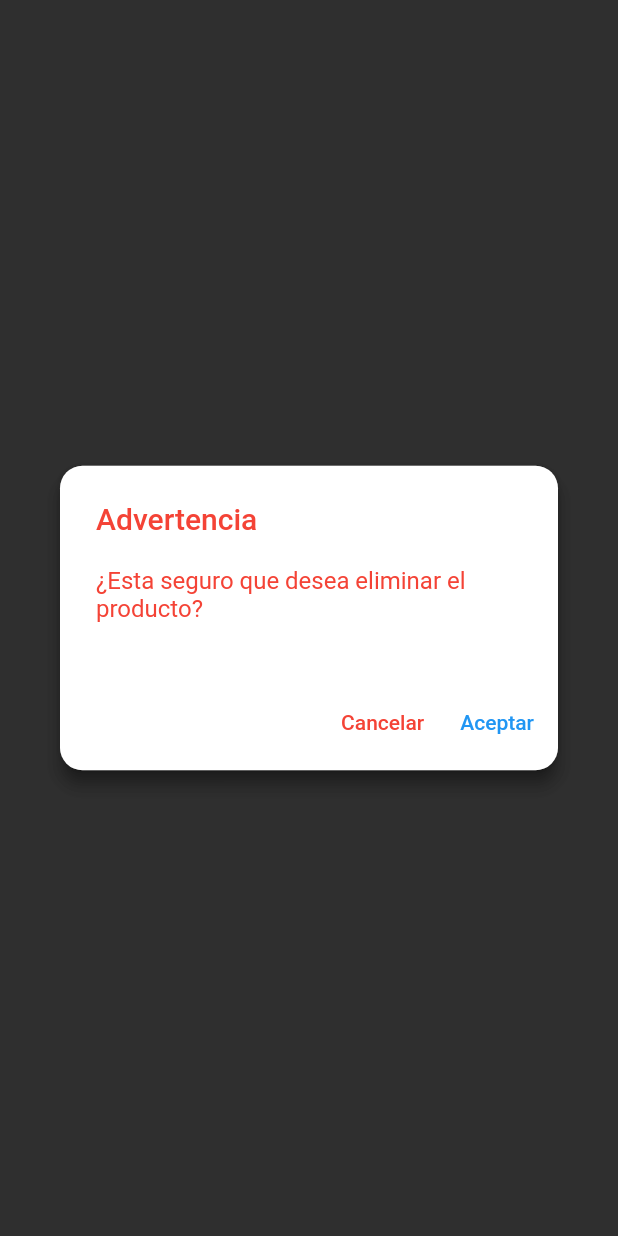
After one commit to DiegoAbarca99/App-Storage, a Flutter app: the WarningBody screen opened directly, on a phone screen of 412 x 824 dp. The commit adds this screen. Run offline on Flutter 3.47's test engine with Material 2 defaults, Android fonts, the phone set to English and light mode, and no system bars; our stand-ins replace flutter_secure_storage, image_picker; missing offline and left inert: dart:ffi, flutter_barcode_scanner; accounts and stored records are empty; network calls fail.

Commit message:
Crud semi completo

```diff
--- a/lib/main.dart
+++ b/lib/main.dart
@@ -40,6 +40,8 @@ class MyApp extends StatelessWidget {
 
         'login'   : ( _ ) => LoginScreen(),
         'register'   : ( _ ) => RegisterScreen(),
+
+        'warning'   :( _ )  => WarningDeleteProductScreen()
       },
       scaffoldMessengerKey:NotificationService.messengerKey,
       theme: ThemeData.light().copyWith(
--- a/lib/providers/selected_product.dart
+++ b/lib/providers/selected_product.dart
@@ -3,7 +3,17 @@ import 'package:productos_app/models/models.dart';
 
 class SelectedProduct extends ChangeNotifier{
 
+    bool _isSelected=false;
+
     Product? _selectedProduct;
+
+  bool get isSelected=>_isSelected;
+
+  set isSelected(bool value){
+    _isSelected=value;
+    notifyListeners();
+  }
+
 
   Product? get selectedProduct=>_selectedProduct;
 
--- a/lib/screens/screens.dart
+++ b/lib/screens/screens.dart
@@ -5,3 +5,4 @@ export 'package:productos_app/screens/login_screen.dart';
 export 'package:productos_app/screens/product_screen.dart';
 export 'package:productos_app/screens/register_screen.dart';
 export 'package:productos_app/screens/check_auth_screen.dart';
+export 'package:productos_app/screens/warning_delete_product_screen.dart';
--- /dev/null
+++ b/lib/screens/warning_delete_product_screen.dart
@@ -0,0 +1,104 @@
+
+import 'package:flutter/material.dart';
+import 'package:productos_app/models/models.dart';
+import 'package:productos_app/providers/providers.dart';
+import 'package:productos_app/services/auth_service.dart';
+import 'package:productos_app/services/products_service.dart';
+import 'package:provider/provider.dart';
+
+class WarningDeleteProductScreen extends StatelessWidget {
+  const WarningDeleteProductScreen({Key? key}) : super(key: key);
+
+  @override
+  Widget build(BuildContext context) {
+    final userToken=Provider.of<AuthService>(context).userToken;
+    return ChangeNotifierProvider(
+      create:(_)=> ProductsService(userToken: userToken),
+      child:WarningBody()
+      );
+  }
+}
+
+class WarningBody extends StatelessWidget {
+
+  const WarningBody({Key? key}) : super(key: key);
+
+
+  @override
+  Widget build(BuildContext context) {
+    final Product? selectedProduct=ModalRoute.of(context)!.settings.arguments as Product?;
+    final productService=Provider.of<ProductsService>(context);
+
+    return  Scaffold(
+      body: displayDialogAndroid(context,productService,selectedProduct),
+    );
+}
+
+
+
+
+
+
+
+   Widget displayDialogAndroid(BuildContext context,ProductsService productService,Product? selectedProduct){
+
+        WidgetsBinding.instance!.addPostFrameCallback((_){
+
+
+           showDialog(
+
+        barrierDismissible: false,
+        context: context,
+        builder: (context) {
+
+          return AlertDialog(
+
+
+            elevation: 5,
+            shape:RoundedRectangleBorder(borderRadius: BorderRadius.circular(15)),
+            title: const Text('Advertencia',style: TextStyle(color: Colors.red)),
+            content: Column(
+              mainAxisSize: MainAxisSize.min,
+              children: const [
+                Text('¿Esta seguro que desea eliminar el producto?',style: TextStyle(color: Colors.red),),
+                SizedBox(height: 10,),
+              ],
+            ),
+
+            actions: [TextButton(
+              onPressed: (){
+                  Navigator.pushReplacementNamed(context,'product');//Cierra la imagen al presionar el texbutton de cancelar
+              },
+             child: const Text('Cancelar',style: TextStyle(color:Colors.red),)
+             ),
+             TextButton(
+              onPressed: ()async{
+                  Navigator.pushReplacementNamed(context,'home');
+                  await  productService.deleteProduct(selectedProduct!);
+
+              },
+             child: const Text('Aceptar')
+             )
+
+
+
+
+             ],
+
+          );
+        },
+
+
+       );
+
+
+
+    });
+
+    return Container(
+    );
+
+
+
+  }
+}
```
Also changed, not shown: lib/screens/home_screen.dart (+3 -4 lines), lib/screens/product_screen.dart (+11 -3 lines).
